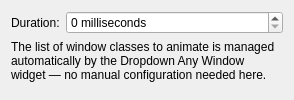
First picture: the form in effect/contents/ui/config.ui, repository robinsongina/plasma-dropdown-any, before the edit.
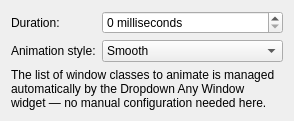
Second picture: the form after the edit.

Commit message: feat: configurable animation style (5 curves + Flip 3D)

```diff
--- a/effect/contents/ui/config.ui
+++ b/effect/contents/ui/config.ui
@@ -30,7 +30,55 @@
     </widget>
    </item>
 
-   <item row="1" column="0" colspan="2">
+   <item row="1" column="0">
+    <widget class="QLabel" name="label_AnimationCurve">
+     <property name="text">
+      <string>Animation style:</string>
+     </property>
+    </widget>
+   </item>
+   <item row="1" column="1">
+    <widget class="QComboBox" name="kcfg_AnimationCurve">
+     <property name="sizePolicy">
+      <sizepolicy hsizetype="Expanding" vsizetype="Fixed">
+       <horstretch>0</horstretch>
+       <verstretch>0</verstretch>
+      </sizepolicy>
+     </property>
+     <item>
+      <property name="text">
+       <string>Smooth</string>
+      </property>
+     </item>
+     <item>
+      <property name="text">
+       <string>Elastic</string>
+      </property>
+     </item>
+     <item>
+      <property name="text">
+       <string>Bounce</string>
+      </property>
+     </item>
+     <item>
+      <property name="text">
+       <string>Back</string>
+      </property>
+     </item>
+     <item>
+      <property name="text">
+       <string>Linear</string>
+      </property>
+     </item>
+     <item>
+      <property name="text">
+       <string>Flip 3D</string>
+      </property>
+     </item>
+    </widget>
+   </item>
+
+   <item row="2" column="0" colspan="2">
     <widget class="QLabel" name="label_ManagedClassesNote">
      <property name="text">
       <string>The list of window classes to animate is managed automatically by the Dropdown Any Window widget — no manual configuration needed here.</string>
```
The commit also changes 2 other files.
